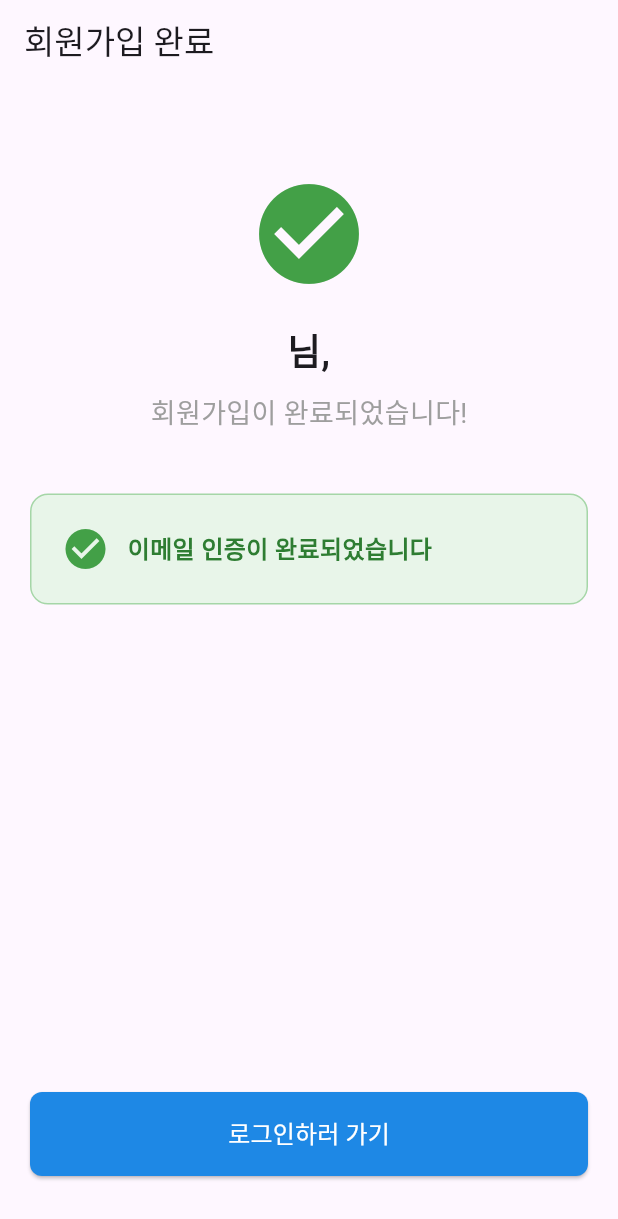
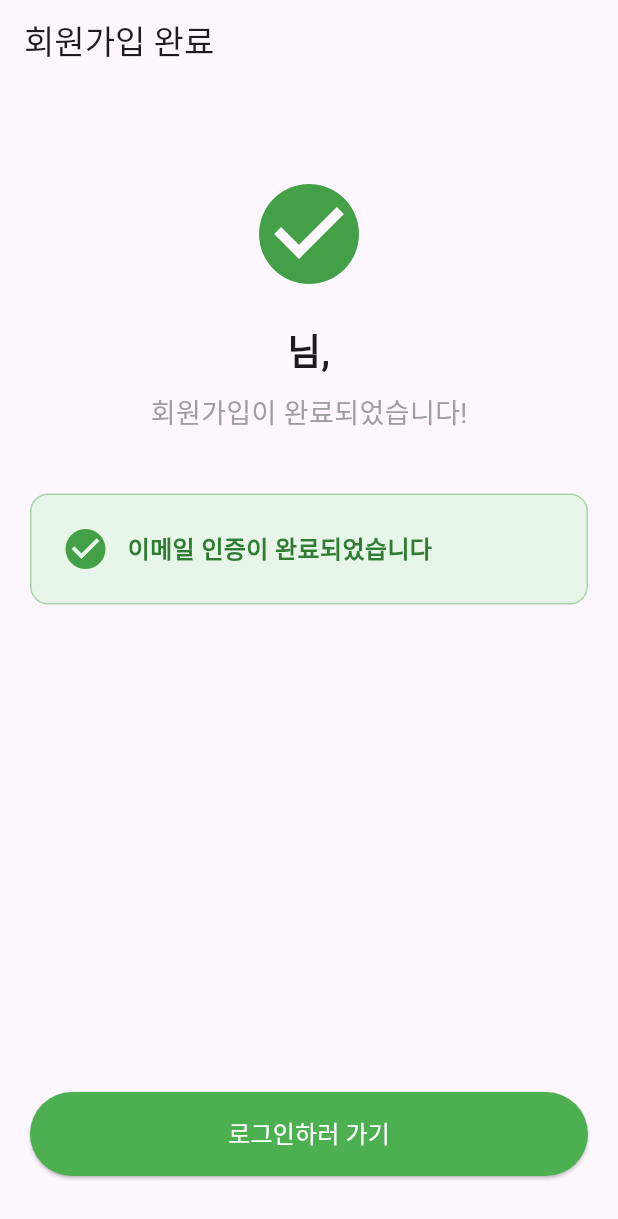
Before and after one commit to kangkum4156/RakaF, a Flutter app: the SignupFinish screen opened directly with empty values, on a phone screen of 412 x 824 dp. Shown: the top 1219 px of the screen. Run offline on Flutter 3.47's test engine with Material 3 defaults, Android fonts, the phone set to English and light mode, and no system bars; our stand-ins replace cloud_firestore, firebase_auth, firebase_core, firebase_messaging, firebase_remote_config, flutter_local_notifications; missing offline and left inert: encrypt; accounts and stored records are empty.

Commit message:
signup UI
- Changed signup_finish button color and border radius.
- In signup_email_page, validated email format before checking Firebase Firestore and added error handling for Firebase connection issues.

```diff
--- a/lib/login/signup_finish.dart
+++ b/lib/login/signup_finish.dart
@@ -213,13 +213,12 @@ class _SignupFinishState extends State<SignupFinish> {
                         (route) => false,
                   );
                 },
-
                 style: ElevatedButton.styleFrom(
-                  backgroundColor: Colors.blue.shade600,
+                  backgroundColor: Colors.green,
                   foregroundColor: Colors.white,
                   padding: const EdgeInsets.symmetric(vertical: 16),
                   shape: RoundedRectangleBorder(
-                    borderRadius: BorderRadius.circular(8),
+                    borderRadius: BorderRadius.circular(30),
                   ),
                 ),
                 child: const Text(
```
Also changed, not shown: lib/login/signup_email_page.dart (+19 -4 lines).
